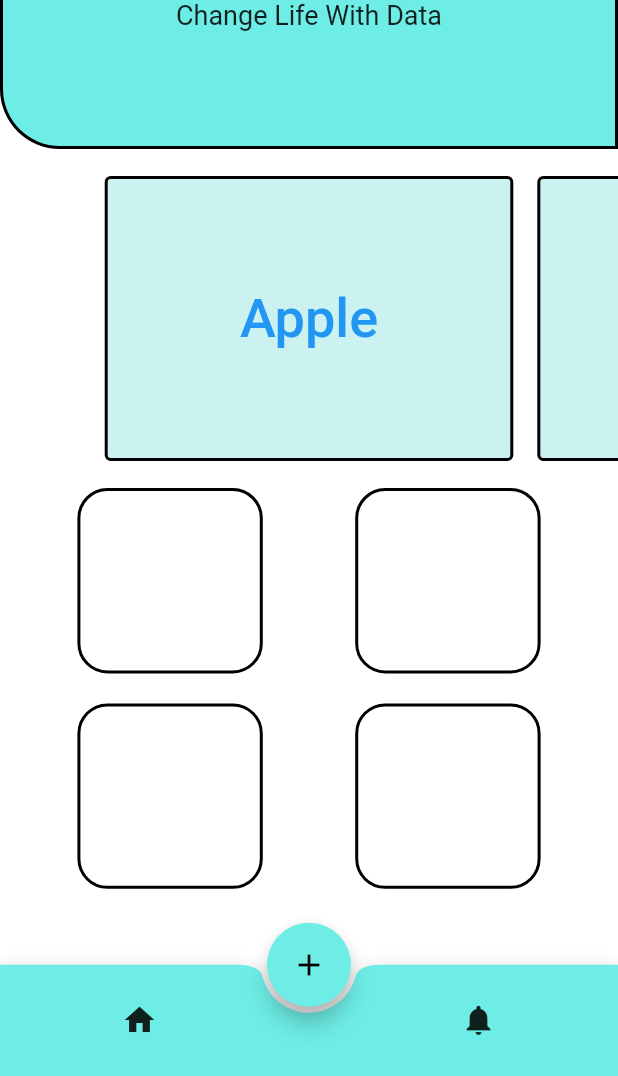
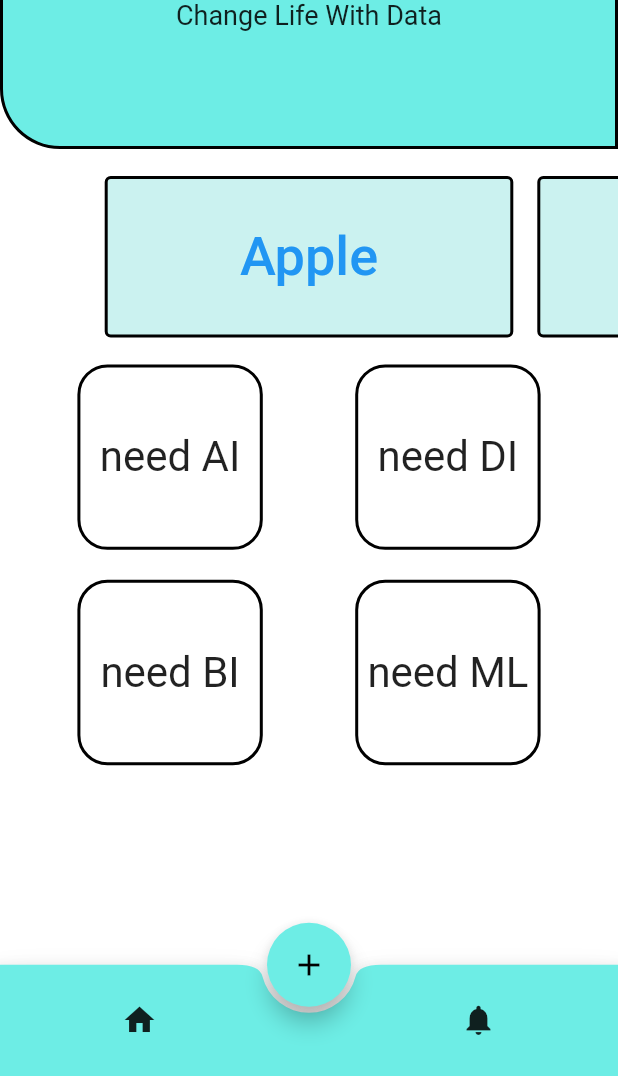
Before and after one commit to rendiwithi/data_kita, a Flutter app: the screen it shows after launch, on a phone screen of 412 x 824 dp, the part 160-1236 px from its top. Run offline on Flutter 3.47's test engine with Material 2 defaults, Android fonts, the phone set to English and light mode, and no system bars.

Commit message:
Fix Icon Menu

```diff
--- a/lib/view/mainPage.dart
+++ b/lib/view/mainPage.dart
@@ -14,8 +14,7 @@ class MainPage extends StatelessWidget {
       floatingActionButton: FloatingButtonWidget(),
       bottomNavigationBar: BottomAppBarWidget(),
       backgroundColor: Colors.white,
-      body: Column(
-        mainAxisAlignment: MainAxisAlignment.start,
+      body: ListView(
         children: [
           IconTemplate(),
           Container(
@@ -25,21 +24,20 @@ class MainPage extends StatelessWidget {
               color: Colors.white,
             ),
             child: Column(
-              crossAxisAlignment: CrossAxisAlignment.center,
               children: [
                 sponsorWidget(context, sponsorColor),
                 Row(
                   mainAxisAlignment: MainAxisAlignment.spaceEvenly,
                   children: [
-                    IconMenu(),
-                    IconMenu(),
+                    IconMenu('need AI'),
+                    IconMenu('need DI'),
                   ],
                 ),
                 Row(
                   mainAxisAlignment: MainAxisAlignment.spaceEvenly,
                   children: [
-                    IconMenu(),
-                    IconMenu(),
+                    IconMenu('need BI'),
+                    IconMenu('need ML'),
                   ],
                 ),
               ],
--- a/lib/widgets/icon_menu.dart
+++ b/lib/widgets/icon_menu.dart
@@ -1,9 +1,16 @@
 import 'package:flutter/material.dart';
 
 class IconMenu extends StatelessWidget {
+  final String text;
+  const IconMenu(this.text);
   @override
   Widget build(BuildContext context) {
     return Container(
+      alignment: Alignment.center,
+      child: Text(
+        text,
+        style: TextStyle(fontSize: 28),
+      ),
       margin: EdgeInsets.all(10),
       width: MediaQuery.of(context).size.width * 0.30,
       height: MediaQuery.of(context).size.height * 0.15,
--- a/lib/widgets/sponsor_widget.dart
+++ b/lib/widgets/sponsor_widget.dart
@@ -7,7 +7,7 @@ Widget sponsorWidget(BuildContext context, Color mainColor) {
     mainAxisSize: MainAxisSize.min,
     children: <Widget>[
       SizedBox(
-        height: MediaQuery.of(context).size.height * 0.25,
+        height: MediaQuery.of(context).size.height * 0.15,
         child: PageView.builder(
           itemCount: items.length,
           controller: PageController(viewportFraction: 0.7),
```
